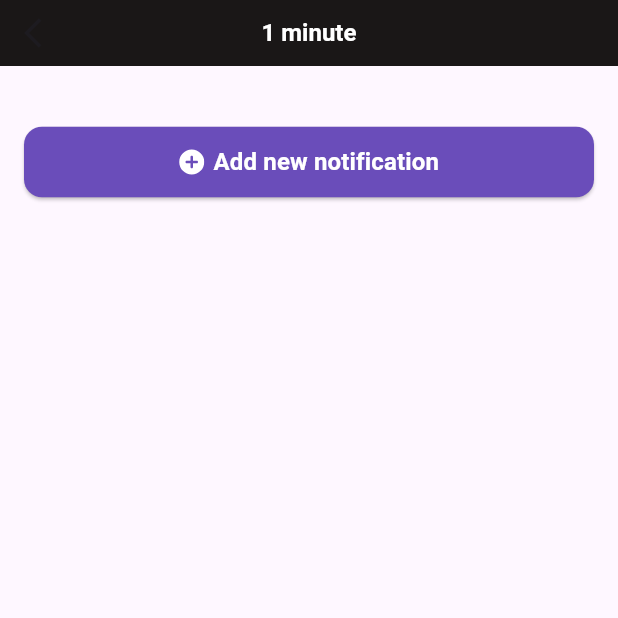
After one commit to NataliyaKoval/flutter_noti, a Flutter app: the screen it shows after launch, tab 2 chosen, after a tap on "1 minute", on a phone screen of 412 x 824 dp, the top half of it. The commit adds this screen. Run offline on Flutter 3.47's test engine with Material 3 defaults, Android fonts, the phone set to English and light mode, and no system bars; our stand-ins replace awesome_notifications, flutter_bloc, flutter_svg, hive_flutter; accounts and stored records are empty.

Commit message:
Refactor: one screen for displaying and one screen for creating all recurring notifications

```diff
--- a/lib/consts/recurring_strings.dart
+++ b/lib/consts/recurring_strings.dart
@@ -1,3 +1,3 @@
 class RecurringStrings {
-  String get oneMinute => '1 minute';
+  String get minute => 'minute';
 }
--- a/lib/data/datasources/local_database.dart
+++ b/lib/data/datasources/local_database.dart
@@ -5,8 +5,8 @@ import 'package:noti/data/entity/recurring_notification_entity.dart';
 class LocalDatabase {
   final Box<OneTimeNotificationEntity> oneTimeNotifications =
       Hive.box<OneTimeNotificationEntity>('OneTimeNotifications');
-  final Box<RecurringNotificationEntity> oneMinuteNotifications =
-  Hive.box<RecurringNotificationEntity>('OneMinuteNotifications');
+  final Box<RecurringNotificationEntity> recurringNotifications =
+      Hive.box<RecurringNotificationEntity>('OneMinuteNotifications');
 
   void addOneTimeNotification(OneTimeNotificationEntity notification) {
     oneTimeNotifications.put(notification.id, notification);
@@ -20,15 +20,29 @@ class LocalDatabase {
     oneTimeNotifications.delete(key);
   }
 
-  void addOneMinuteNotification(RecurringNotificationEntity notification) {
-    oneMinuteNotifications.put(notification.id, notification);
+  void addRecurringNotification(RecurringNotificationEntity notification) {
+    recurringNotifications.put(notification.id, notification);
   }
 
   List<RecurringNotificationEntity> getOneMinuteNotifications() {
-    return oneMinuteNotifications.values.toList();
+    return recurringNotifications.values
+        .where((element) => element.interval == 1)
+        .toList();
+  }
+
+  List<RecurringNotificationEntity> getThreeMinuteNotifications() {
+    return recurringNotifications.values
+        .where((element) => element.interval == 3)
+        .toList();
+  }
+
+  List<RecurringNotificationEntity> getFiveMinuteNotifications() {
+    return recurringNotifications.values
+        .where((element) => element.interval == 5)
+        .toList();
   }
 
   void removeOneMinuteNotification(int key) {
-    oneMinuteNotifications.delete(key);
+    recurringNotifications.delete(key);
   }
 }
--- a/lib/data/entity/recurring_notification_entity.dart
+++ b/lib/data/entity/recurring_notification_entity.dart
@@ -10,6 +10,7 @@ class RecurringNotificationEntity implements RecurringNotification {
     required this.message,
     this.colorIndex,
     this.iconIdIndex,
+    required this.interval,
   });
 
   @HiveField(0)
@@ -28,6 +29,10 @@ class RecurringNotificationEntity implements RecurringNotification {
   @override
   final int? iconIdIndex;
 
+  @HiveField(4)
+  @override
+  final int interval;
+
   factory RecurringNotificationEntity.fromRecurringNotification(
           RecurringNotification notification) =>
       RecurringNotificationEntity(
@@ -35,5 +40,6 @@ class RecurringNotificationEntity implements RecurringNotification {
         message: notification.message,
         colorIndex: notification.colorIndex,
         iconIdIndex: notification.iconIdIndex,
+        interval: notification.interval,
       );
 }
--- a/lib/data/repository/repository_impl.dart
+++ b/lib/data/repository/repository_impl.dart
@@ -29,18 +29,26 @@ class RepositoryImpl implements Repository {
   }
 
   @override
-  void addOneMinuteNotification(RecurringNotification notification) {
-    localDatabase.addOneMinuteNotification(
+  void addRecurringNotification(RecurringNotification notification) {
+    localDatabase.addRecurringNotification(
         RecurringNotificationEntity.fromRecurringNotification(notification));
   }
 
   @override
-  List<RecurringNotification> getOneMinuteNotifications() {
-    return localDatabase.getOneMinuteNotifications();
+  List<RecurringNotification> getRecurringNotifications(int interval) {
+    if (interval == 1) {
+      return localDatabase.getOneMinuteNotifications();
+    } else if (interval == 3) {
+      return localDatabase.getThreeMinuteNotifications();
+    } else if (interval == 5) {
+      return localDatabase.getFiveMinuteNotifications();
+    } else {
+      throw Exception();
+    }
   }
 
   @override
-  void removeOneMinuteNotification(int id) {
+  void removeRecurringNotification(int id) {
     localDatabase.removeOneMinuteNotification(id);
   }
 }
--- a/lib/domain/models/recurring_notification.dart
+++ b/lib/domain/models/recurring_notification.dart
@@ -4,10 +4,12 @@ class RecurringNotification {
     required this.message,
     this.colorIndex,
     this.iconIdIndex,
+    required this.interval
   });
 
   final int id;
   final String message;
   final int? colorIndex;
   final int? iconIdIndex;
+  final int interval;
 }
--- a/lib/domain/repository/repository.dart
+++ b/lib/domain/repository/repository.dart
@@ -8,9 +8,9 @@ abstract class Repository {
 
   void removeOneTimeNotification(int id);
 
-  void addOneMinuteNotification(RecurringNotification notification);
+  void addRecurringNotification(RecurringNotification notification);
 
-  List<RecurringNotification> getOneMinuteNotifications();
+  List<RecurringNotification> getRecurringNotifications(int interval);
 
-  void removeOneMinuteNotification(int id);
+  void removeRecurringNotification(int id);
 }
--- a/lib/domain/use_cases/get_recurring_notifications_use_case.dart
+++ b/lib/domain/use_cases/get_recurring_notifications_use_case.dart
@@ -10,6 +10,6 @@ class GetRecurringNotificationsUseCase
 
   @override
   Future<List<RecurringNotification>> call(int params) async {
-    return repository.getOneMinuteNotifications();
+    return repository.getRecurringNotifications(params);
   }
 }
--- a/lib/presentation/add_new_notification_screen/add_new_notification_page.dart
+++ b/lib/presentation/add_new_notification_screen/add_new_notification_page.dart
@@ -29,7 +29,7 @@ class AddNewNotificationPage extends StatelessWidget {
       child: BlocListener<AddNewNotificationCubit, AddNewNotificationState>(
         listener: (context, state) {
           if (state.isConfirmed == true) {
-            Navigator.push(
+            Navigator.pushReplacement(
                 context,
                 MaterialPageRoute(
                   builder: (context) => NotificationsPage(),
--- a/lib/presentation/one_time_tab/one_time_tab.dart
+++ b/lib/presentation/one_time_tab/one_time_tab.dart
@@ -72,7 +72,6 @@ class _OneTimeTabState extends State<OneTimeTab> {
                         builder: (context) => AddNewNotificationPage(),
                       ));
                     }
-
                   ),
                 ),
               ],
--- a/lib/presentation/recurring_tab/recurring_tab.dart
+++ b/lib/presentation/recurring_tab/recurring_tab.dart
@@ -2,27 +2,30 @@ import 'package:flutter/material.dart';
 import 'package:flutter_svg/flutter_svg.dart';
 import 'package:noti/consts/app_colors.dart';
 import 'package:noti/consts/image_assets.dart';
-import 'package:noti/presentation/one_minute_notifications_screen/one_ninute_notifications_page.dart';
+import 'package:noti/consts/strings.dart';
+import 'package:noti/presentation/repeating_notifications_screen/repeating_notifications_page.dart';
 
 class RecurringTab extends StatelessWidget {
   const RecurringTab({super.key});
 
-  static const List<int> _recurringTime = [1, 3, 5];
+  static const List<int> _interval = [1, 3, 5];
 
   @override
   Widget build(BuildContext context) {
     return ListView.builder(
-      itemCount: _recurringTime.length,
+      itemCount: _interval.length,
       itemBuilder: (context, index) => ListTile(
         onTap: () {
           Navigator.of(context).push(
             MaterialPageRoute(
-              builder: (context) => OneMinuteNotificationsPage(),
+              builder: (context) => RepeatingNotificationsPage(
+                interval: _interval[index],
+              ),
             ),
           );
         },
         title: Text(
-          '${_recurringTime[index]} minute',
+          '${_interval[index]} ${Strings.recurringStrings.minute}',
           style: const TextStyle(
             fontSize: 16,
             height: 1.5,
--- /dev/null
+++ b/lib/presentation/repeating_notifications_screen/bloc/repeating_notifications_cubit.dart
@@ -0,0 +1,36 @@
+import 'package:awesome_notifications/awesome_notifications.dart';
+import 'package:flutter/material.dart';
+import 'package:flutter_bloc/flutter_bloc.dart';
+import 'package:noti/domain/models/recurring_notification.dart';
+import 'package:noti/domain/use_cases/get_recurring_notifications_use_case.dart';
+
+part 'repeating_notifications_state.dart';
+
+class RepeatingNotificationsCubit extends Cubit<RepeatingNotificationsState> {
+  RepeatingNotificationsCubit({
+    required this.getRecurringNotificationsUseCase,
+    required this.interval,
+  }) : super(const RepeatingNotificationsState(notifications: []));
+
+  final GetRecurringNotificationsUseCase getRecurringNotificationsUseCase;
+  final int interval;
+
+  void getNotifications() async {
+    try {
+      List<RecurringNotification> notifications =
+          await getRecurringNotificationsUseCase(interval);
+      emit(state.copyWith(notifications: notifications));
+    } catch (e) {
+      print(e);
+    }
+  }
+
+  void removeNotification(int id) {
+    //TODO
+    //removeOneTimeNotificationUseCase(id);
+    AwesomeNotifications().cancelSchedule(id);
+    emit(state.copyWith(
+        notifications: List.of(state.notifications)
+          ..removeWhere((element) => element.id == id)));
+  }
+}
--- /dev/null
+++ b/lib/presentation/repeating_notifications_screen/bloc/repeating_notifications_state.dart
@@ -0,0 +1,22 @@
+part of 'repeating_notifications_cubit.dart';
+
+@immutable
+class RepeatingNotificationsState {
+  const RepeatingNotificationsState({
+    required this.notifications,
+    // required this.interval,
+  });
+
+  final List<RecurringNotification> notifications;
+  // final int interval;
+
+  RepeatingNotificationsState copyWith({
+    List<RecurringNotification>? notifications,
+    // int? interval,
+  }) {
+    return RepeatingNotificationsState(
+      notifications: notifications ?? this.notifications,
+      // interval: interval ?? this.interval,
+    );
+  }
+}
--- /dev/null
+++ b/lib/presentation/repeating_notifications_screen/repeating_notifications_page.dart
@@ -0,0 +1,89 @@
+import 'package:flutter/material.dart';
+import 'package:flutter_bloc/flutter_bloc.dart';
+import 'package:noti/consts/app_colors.dart';
+import 'package:noti/consts/strings.dart';
+import 'package:noti/domain/repository/repository.dart';
+import 'package:noti/domain/use_cases/get_recurring_notifications_use_case.dart';
+import 'package:noti/presentation/add_recurring_notification_screen/add_recurring_notification_page.dart';
+import 'package:noti/presentation/notifications_screen/widgets/button_with_icon.dart';
+import 'package:noti/presentation/notifications_screen/widgets/notification_card.dart';
+import 'package:noti/presentation/repeating_notifications_screen/bloc/repeating_notifications_cubit.dart';
+
+class RepeatingNotificationsPage extends StatelessWidget {
+  const RepeatingNotificationsPage({super.key, required this.interval});
+
+  final int interval;
+
+  @override
+  Widget build(BuildContext context) {
+    return BlocProvider(
+      create: (context) => RepeatingNotificationsCubit(
+        getRecurringNotificationsUseCase: GetRecurringNotificationsUseCase(
+          repository: context.read<Repository>(),
+        ),
+        interval: interval,
+      )..getNotifications(),
+      child: Scaffold(
+        appBar: AppBar(
+          backgroundColor: AppColors.eerieBlack,
+          toolbarHeight: 44,
+          centerTitle: true,
+          title: Text('$interval ${Strings.recurringStrings.minute}'),
+          titleTextStyle: const TextStyle(
+            color: Colors.white,
+            fontSize: 16,
+            fontWeight: FontWeight.w700,
+          ),
+          leading: IconButton(
+            icon: const Icon(Icons.arrow_back_ios),
+            onPressed: () {
+              Navigator.of(context).pop();
+            },
+          ),
+        ),
+        body: Padding(
+          padding: const EdgeInsets.symmetric(horizontal: 16),
+          child: SingleChildScrollView(
+            child: BlocBuilder<RepeatingNotificationsCubit,
+                RepeatingNotificationsState>(
+              builder: (context, state) {
+                return Column(
+                  children: [
+                    ListView.separated(
+                      padding: const EdgeInsets.only(top: 16),
+                      shrinkWrap: true,
+                      separatorBuilder: (context, index) => const SizedBox(
+                        height: 16,
+                      ),
+                      itemCount: state.notifications.length,
+                      itemBuilder: (context, index) => NotificationCard(
+                        id: state.notifications[index].id,
+                        message: state.notifications[index].message,
+                        time: '1 minute',
+                        colorIndex: state.notifications[index].colorIndex,
+                        iconIndex: state.notifications[index].iconIdIndex,
+                        onPressed: context
+                            .read<RepeatingNotificationsCubit>()
+                            .removeNotification,
+                      ),
+                    ),
+                    Padding(
+                      padding: EdgeInsets.only(bottom: 16),
+                      child: ButtonWithIcon(
+                        onPressed: () =>
+                            Navigator.of(context).push(MaterialPageRoute(
+                          builder: (context) =>
+                              AddRecurringNotificationPage(interval: interval),
+                        )),
+                      ),
+                    ),
+                  ],
+                );
+              },
+            ),
+          ),
+        ),
+      ),
+    );
+  }
+}
```
Also changed, not shown: lib/domain/use_cases/save_recurring_notification_use_case.dart (+4 -22 lines), lib/presentation/add_recurring_notification_screen/add_recurring_notification_page.dart (+7 -11 lines), lib/presentation/add_recurring_notification_screen/bloc/add_recurring_notification_cubit.dart (+10 -10 lines), lib/presentation/one_minute_notifications_screen/bloc/one_minute_notifications_cubit.dart (deleted, +0 -24 lines), lib/presentation/one_minute_notifications_screen/bloc/one_minute_notifications_state.dart (deleted, +0 -19 lines), lib/presentation/one_minute_notifications_screen/one_ninute_notifications_page.dart (deleted, +0 -86 lines), lib/data/entity/recurring_notification_entity.g.dart.
